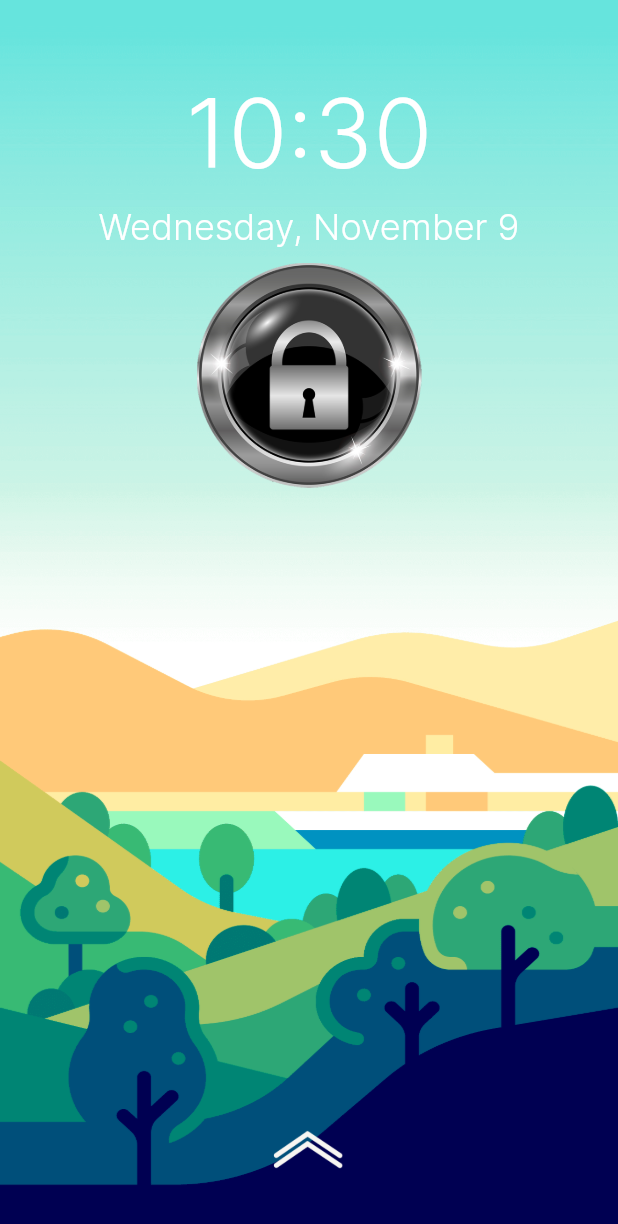
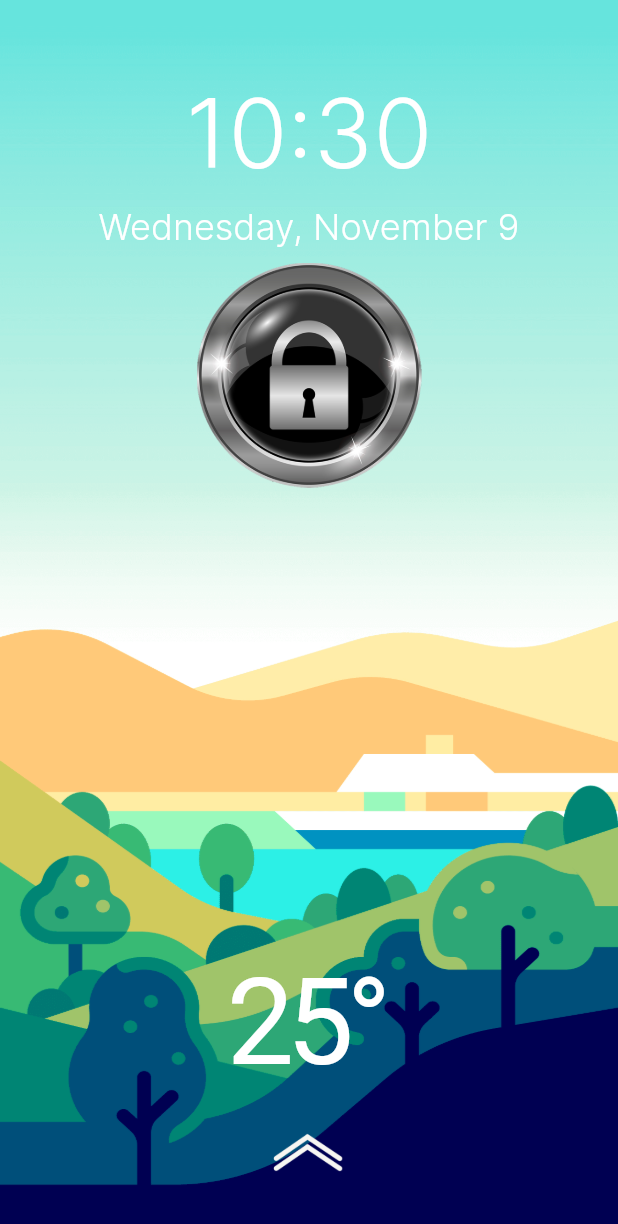
Before and after one commit to MarvelApps-Flutter/passcode_lock_demo, a Flutter app: the LockScreen screen opened directly, on a phone screen of 412 x 824 dp. Shown: the top 1224 px of the screen. Run offline on Flutter 3.47's test engine with Material 2 defaults, Android fonts, the phone set to English and light mode, and no system bars; our stand-ins replace carousel_slider, fluttertoast.

Commit message:
screenshots update

```diff
--- a/lib/screens/lock_screen.dart
+++ b/lib/screens/lock_screen.dart
@@ -36,7 +36,6 @@ class _LockScreenState extends State<LockScreen> {
       temperature = weatherData.currentTemperature!.round();
       WeatherDisplayData weatherDisplayData =
           weatherData.getWeatherDisplayData();
-
     });
   }
 
@@ -45,11 +44,6 @@ class _LockScreenState extends State<LockScreen> {
     dateFormatter = DateFormat('yyyy-MM-dd');
     timeFormattedResult = timeFormatter!.format(DateTime.now());
     dateFormattedResult = DateFormat.MMMMEEEEd().format(DateTime.now());
-    if(widget.weatherData != null)
-    {
-        updateDisplayInfo(widget.weatherData!);
-    }
-    print("temperature is $temperature");
   }
 
   @override
@@ -63,15 +57,13 @@ class _LockScreenState extends State<LockScreen> {
     return Scaffold(
       backgroundColor: const Color(0xff0943C9),
       body: GestureDetector(
-        onTap: () {
-        },
+        onTap: () {},
         onVerticalDragUpdate: (details) {
           int sensitivity = 8;
           if (details.delta.dy > sensitivity) {
             // Down Swipe
 
           } else if (details.delta.dy < -sensitivity) {
-
             _showLockScreen(
               context,
               opaque: false,
@@ -100,7 +92,6 @@ class _LockScreenState extends State<LockScreen> {
               child: FractionallySizedBox(
                 widthFactor: 0.8,
                 child: Column(
-
                   children: <Widget>[
                     const SizedBox(
                       height: 50,
@@ -157,16 +148,16 @@ class _LockScreenState extends State<LockScreen> {
                   crossAxisAlignment: CrossAxisAlignment.center,
                   mainAxisAlignment: MainAxisAlignment.end,
                   children: [
-                    temperature != null ? Center(
+                    Center(
                       child: Text(
-                        ' $temperature°',
+                        '25°',
                         style: const TextStyle(
                           color: Colors.white,
                           fontSize: 80.0,
                           letterSpacing: -5,
                         ),
                       ),
-                    ) : Container(),
+                    ),
                     Image.asset(
                       AppConstants.swipe,
                       height: 80,
@@ -269,7 +260,6 @@ class _LockScreenState extends State<LockScreen> {
       }
       _showRestoreDialog(() {
         Navigator.maybePop(context);
-
       });
     });
   }
```
Also changed, not shown: lib/screens/splash_screen.dart (+12 -44 lines), 3 other files. Lines whose indentation alone changed are shown as unchanged.
